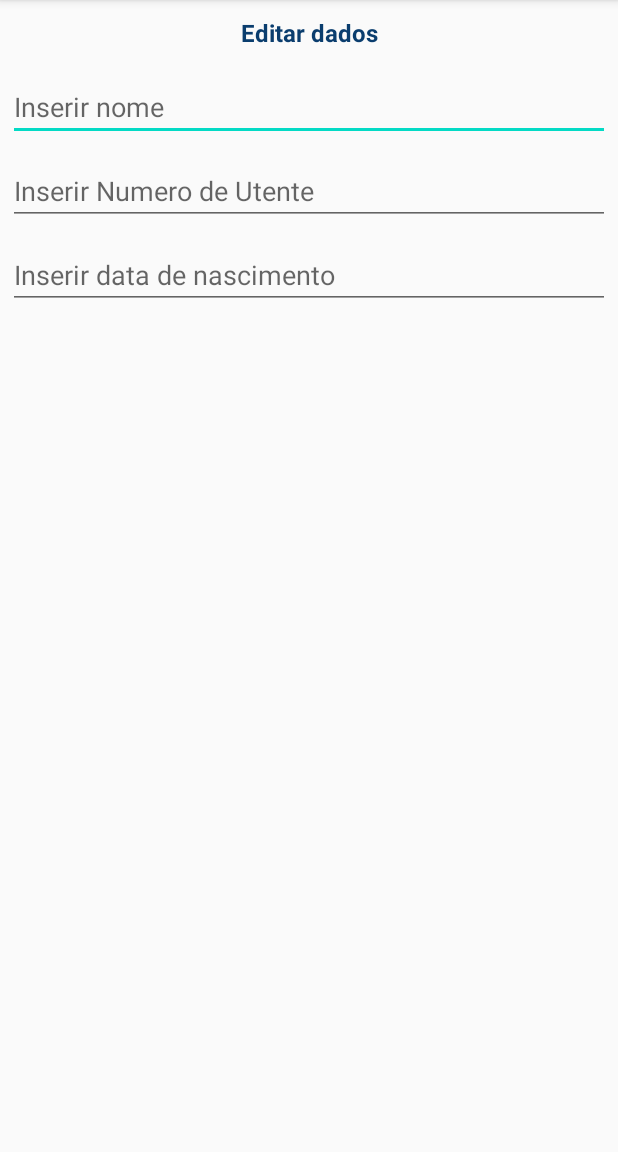
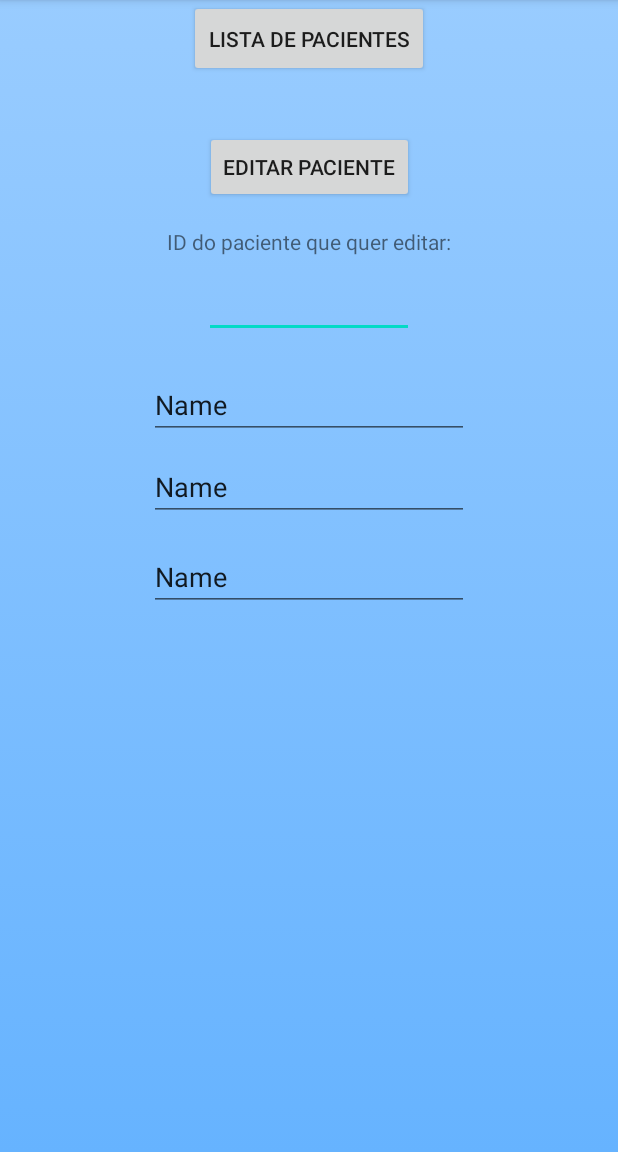
Before and after one commit to joaomftorres/AppTriagem, an Android app: the screen it shows after launch (ActivityPacientes), after a tap on "PACIENTES", on a phone screen of 412 x 824 dp, the part 84-1236 px from its top. Run offline under Robolectric (Android 15) with nearby library versions, the phone set to English and light mode, and no system bars; Roboto replaces fonts that are not available here.

Commit message:
Eliminadas activities desnecessárias ao Projeto Alterações na Database Helper
Implementação de parte do CRUD, a app insere, visualiza e edita os pacientes

```diff
--- a/app/src/main/java/pt/ipg/apptriagem/ActivityPacientes.java
+++ b/app/src/main/java/pt/ipg/apptriagem/ActivityPacientes.java
@@ -1,12 +1,18 @@
 package pt.ipg.apptriagem;
 
+import androidx.appcompat.app.AlertDialog;
 import androidx.appcompat.app.AppCompatActivity;
 import androidx.recyclerview.widget.DefaultItemAnimator;
 import androidx.recyclerview.widget.LinearLayoutManager;
 import androidx.recyclerview.widget.RecyclerView;
 
+import android.content.Intent;
+import android.database.Cursor;
 import android.database.SQLException;
 import android.os.Bundle;
+import android.view.View;
+import android.widget.Button;
+import android.widget.EditText;
 import android.widget.TextView;
 import android.widget.Toast;
 
@@ -15,29 +21,87 @@ import java.util.List;
 
 public class ActivityPacientes extends AppCompatActivity {
 
-    private List<Data> notesList = new ArrayList<>();
-    private RecyclerView recyclerView;
-    DatabaseHelper db;
-    public static NotesAdapter mAdapter1;
+    DatabaseHelper mydb;
+    Button buttonVer;
+    Button buttonUpdate;
+    EditText editTextInserirID;
+    EditText editTextNomeUtente, editTextIdade, editTextNumeroUtente;
+
 
     @Override
     protected void onCreate(Bundle savedInstanceState) {
         super.onCreate(savedInstanceState);
         setContentView(R.layout.activity_pacientes);
-        recyclerView = findViewById(R.id.recyclerview);
-        //where you use object of databasehelper (db)
-        //you have to initialize it.
-        db = new DatabaseHelper(this);
-        //get all data from database and store in list (noteslist)
-        //then pass to recyclerview.
 
-        notesList.addAll(db.getAllDataFromDb());
-        mAdapter1 = new NotesAdapter(this, notesList);
-        RecyclerView.LayoutManager mLayoutManager = new LinearLayoutManager(getApplicationContext());
-        recyclerView.setLayoutManager(mLayoutManager);
-        recyclerView.setItemAnimator(new DefaultItemAnimator());
-        recyclerView.setAdapter(mAdapter1);
+        mydb = new DatabaseHelper(this);
+
+        editTextNomeUtente = (EditText) findViewById(R.id.editTextNomeUtente);
+        editTextIdade = (EditText) findViewById(R.id.editTextIdade);
+        editTextNumeroUtente = (EditText) findViewById(R.id.editTextNumeroUtente);
+        editTextInserirID = (EditText) findViewById(R.id.editTextInserirID);
+        buttonVer = (Button) findViewById(R.id.buttonVer);
+        buttonUpdate = (Button) findViewById(R.id.buttonUpdate);
+        viewAll();
+        UpdateData();
+    }
+
+    public void UpdateData(){
+        buttonUpdate.setOnClickListener(
+                new View.OnClickListener() {
+                    @Override
+                    public void onClick(View v) {
+                        boolean isUpdated = mydb.updateData(editTextInserirID.getText().toString(),
+                                editTextNomeUtente.getText().toString(),
+                                editTextIdade.getText().toString(),
+                                editTextNumeroUtente.getText().toString());
+                        if(isUpdated == true) {
+                            Toast.makeText(ActivityPacientes.this, "Dados Alterados",Toast.LENGTH_LONG).show();
+                        }
+                        else
+                            Toast.makeText(ActivityPacientes.this, "Falha na Alteração",Toast.LENGTH_LONG).show();
+                    }
+                }
+        );
+    }
 
 
+    public void buttontriagem(View view) {
+
+        Intent intenttriagem = new Intent(this, ActivityTriagens.class);
+
+        startActivity(intenttriagem);
+    }
+
+    public void viewAll () {
+
+        buttonVer.setOnClickListener(
+                new View.OnClickListener() {
+                    @Override
+                    public void onClick(View v) {
+                        Cursor res = mydb.getAllData();
+                        if(res.getCount() == 0){
+                            showMessage("Erro", "Não existem dados");
+                            return;
+                        }
+                        StringBuffer buffer = new StringBuffer();
+                        while(res.moveToNext()){
+                            buffer.append("ID :"+ res.getString(0)+"\n");
+                            buffer.append("Nome :"+ res.getString(1)+"\n");
+                            buffer.append("Numero de Utente :"+ res.getString(2)+"\n");
+                            buffer.append("Idade :"+ res.getString(3)+"\n\n");
+                        }
+
+                        showMessage("Dados", buffer.toString());
+                    }
+                }
+        );
+    }
+
+    public void showMessage(String title, String message){
+        AlertDialog.Builder builder = new AlertDialog.Builder(this);
+        builder.setCancelable(true);
+        builder.setTitle(title);
+        builder.setMessage(message);
+        builder.show();
     }
 }
--- a/app/src/main/java/pt/ipg/apptriagem/DatabaseHelper.java
+++ b/app/src/main/java/pt/ipg/apptriagem/DatabaseHelper.java
@@ -6,81 +6,67 @@ import android.database.Cursor;
 import android.database.sqlite.SQLiteDatabase;
 import android.database.sqlite.SQLiteOpenHelper;
 
+import java.sql.SQLInput;
 import java.util.ArrayList;
 import java.util.List;
 
 public class DatabaseHelper extends SQLiteOpenHelper {
 
+    private static final String DATABASE_NAME = "covid.db";
+    private static final String TABLE_NAME = "Pacientes_table";
+    private static final String COL_1 = "ID";
+    private static final String COL_2 = "NOME";
+    private static final String COL_3 = "NUMEROUTENTE";
+    private static final String COL_4 = "IDADE";
 
 
-    private static final int DATABASE_VERSION = 99;
-    private static final String DATABASE_NAME = "covid";
+    public DatabaseHelper(Context context) {
+        super(context, DATABASE_NAME, null, 1);
 
-    public DatabaseHelper(Context context) {
-        super(context, DATABASE_NAME, null, DATABASE_VERSION);
     }
+
     @Override
     public void onCreate(SQLiteDatabase db) {
+        db.execSQL("create table " + TABLE_NAME +" (ID INTEGER PRIMARY KEY AUTOINCREMENT, NOME TEXT, NUMEROUTENTE TEXT, IDADE INTEGER)");
 
-        db.execSQL(Data.CREATE_TABLE);
-        //db.execSQL(DataSintomas.CREATE_TABLE2);
 
     }
 
     @Override
     public void onUpgrade(SQLiteDatabase db, int oldVersion, int newVersion) {
+        db.execSQL("DROP TABLE IF EXISTS "+TABLE_NAME);
+        onCreate(db);
+    }
+
+    public boolean insertData(String nome, String nutente, String idade){
+        SQLiteDatabase db = this.getWritableDatabase();
+        ContentValues contentValues = new ContentValues();
+        contentValues.put(COL_2, nome);
+        contentValues.put(COL_3, nutente);
+        contentValues.put(COL_4, idade);
+        long result = db.insert(TABLE_NAME, null, contentValues);
+
+        if(result == -1)
+            return false;
+        else
+            return true;
 
     }
 
-    public long insertDataPaciente(String nome,String nutente, String idade){
-
-        SQLiteDatabase db=this.getWritableDatabase();
-        ContentValues values=new ContentValues();
-        values.put("Nome",nome);
-        values.put("Numero de Utente",nutente);
-        values.put("Idade",idade);
-        long id=db.insert("Pacientes",null,values);
-        db.close();
-        return id;
+    public Cursor getAllData(){
+        SQLiteDatabase db = this.getWritableDatabase();
+        Cursor res = db.rawQuery("select * from "+ TABLE_NAME, null);
+        return res;
     }
 
-    public List<Data> getAllDataFromDb(){
-        List<Data> notes = new ArrayList<>();
-        String selectQuery = "SELECT  * FROM " + "Pacientes" ;
+    public boolean updateData(String id, String nome, String nutente, String idade){
         SQLiteDatabase db = this.getWritableDatabase();
-        Cursor cursor = db.rawQuery(selectQuery, null);
-        if (cursor.moveToFirst()) {
-            do {
-                Data note = new Data();
-                note.setId(cursor.getInt(cursor.getColumnIndex("Id")));
-                note.setNome(cursor.getString(cursor.getColumnIndex("Nome")));
-                note.setNutente(cursor.getString(cursor.getColumnIndex("Numero de Utente")));
-                note.setIdade(cursor.getString(cursor.getColumnIndex("Idade")));
-                notes.add(note);
-            } while (cursor.moveToNext());
-        }
-        db.close();
-        return notes;
-    }
-
-    public int updateNote(Data note) {
-        SQLiteDatabase db = this.getWritableDatabase();
-
-        ContentValues values = new ContentValues();
-        values.put("Nome", note.getNome());
-        values.put("Numero de Utente", note.getNutente());
-        values.put("Idade", note.getIdade());
-
-        // updating row
-        return db.update("Pacientes", values, "Id" + " = ?",
-                new String[]{String.valueOf(note.getId())});
-    }
-
-
-    public void deleteNote(Data note) {
-        SQLiteDatabase db = this.getWritableDatabase();
-        db.delete("Pacientes", "Id" + " = ?",
-                new String[]{String.valueOf(note.getId())});
-        db.close();
+        ContentValues contentValues = new ContentValues();
+        contentValues.put(COL_1, id);
+        contentValues.put(COL_2, nome);
+        contentValues.put(COL_3, nutente);
+        contentValues.put(COL_4, idade);
+        db.update(TABLE_NAME, contentValues, "id = ?", new String[] { id });
+        return true;
     }
 }
--- a/app/src/main/java/pt/ipg/apptriagem/MainActivity.java
+++ b/app/src/main/java/pt/ipg/apptriagem/MainActivity.java
@@ -1,8 +1,10 @@
 package pt.ipg.apptriagem;
 
+import androidx.appcompat.app.AlertDialog;
 import androidx.appcompat.app.AppCompatActivity;
 
 import android.content.Intent;
+import android.database.Cursor;
 import android.os.Bundle;
 import android.view.View;
 import android.widget.Button;
@@ -10,10 +12,18 @@ import android.widget.Button;
 
 public class MainActivity extends AppCompatActivity {
 
+    DatabaseHelper mydb;
+    Button buttonpacientes;
+
     @Override
     protected void onCreate(Bundle savedInstanceState) {
         super.onCreate(savedInstanceState);
         setContentView(R.layout.activity_main);
+
+        mydb = new DatabaseHelper(this);
+
+        buttonpacientes = (Button) findViewById(R.id.buttonpacientes);
+        //viewAll();
     }
 
     public void buttontriagem(View view) {
@@ -23,10 +33,43 @@ public class MainActivity extends AppCompatActivity {
         startActivity(intenttriagem);
     }
 
-    public void buttonpacientes (View view) {
+    public void buttonpacientes(View view) {
 
         Intent intentpacientes = new Intent(this, ActivityPacientes.class);
 
         startActivity(intentpacientes);
     }
+
+    /*public void viewAll () {
+
+        buttonpacientes.setOnClickListener(
+                new View.OnClickListener() {
+                    @Override
+                    public void onClick(View v) {
+                        Cursor res = mydb.getAllData();
+                        if(res.getCount() == 0){
+                            showMessage("Erro", "Não existem dados");
+                            return;
+                        }
+                        StringBuffer buffer = new StringBuffer();
+                        while(res.moveToNext()){
+                            buffer.append("ID :"+ res.getString(0)+"\n");
+                            buffer.append("Nome :"+ res.getString(1)+"\n");
+                            buffer.append("Numero de Utente :"+ res.getString(2)+"\n");
+                            buffer.append("Idade :"+ res.getString(3)+"\n\n");
+                        }
+
+                        showMessage("Dados", buffer.toString());
+                    }
+                }
+        );
+    }
+
+    public void showMessage(String title, String message){
+        AlertDialog.Builder builder = new AlertDialog.Builder(this);
+        builder.setCancelable(true);
+        builder.setTitle(title);
+        builder.setMessage(message);
+        builder.show();
+    }*/
 }
--- a/app/src/main/res/layout/activity_pacientes.xml
+++ b/app/src/main/res/layout/activity_pacientes.xml
@@ -4,45 +4,95 @@
     xmlns:tools="http://schemas.android.com/tools"
     android:layout_width="match_parent"
     android:layout_height="match_parent"
+    android:background="@drawable/backgroudgradient"
     android:fillViewport="true">
 
-    <LinearLayout
-        xmlns:android="http://schemas.android.com/apk/res/android"
+    <androidx.constraintlayout.widget.ConstraintLayout
+        android:id="@+id/linearLayout"
         android:layout_width="match_parent"
-        android:orientation="vertical"
         android:layout_height="match_parent">
 
-        <TextView
-            android:layout_width="match_parent"
-            android:text="Editar dados"
-            android:textColor="#0A3D6E"
-            android:textStyle="bold"
-            android:textSize="16sp"
-            android:gravity="center"
-            android:padding="5dp"
-            android:layout_margin="5dp"
-            android:layout_height="wrap_content" />
+        <Button
+            android:id="@+id/buttonVer"
+            android:layout_width="160dp"
+            android:layout_height="51dp"
+            android:text="@string/buttonVer"
+            app:layout_constraintEnd_toEndOf="parent"
+            app:layout_constraintStart_toStartOf="parent"
+            app:layout_constraintTop_toTopOf="parent" />
+
+        <Button
+            android:id="@+id/buttonUpdate"
+            android:layout_width="wrap_content"
+            android:layout_height="wrap_content"
+            android:layout_marginTop="87dp"
+            android:text="@string/buttonUpdate"
+            app:layout_constraintEnd_toEndOf="parent"
+            app:layout_constraintHorizontal_bias="0.5"
+            app:layout_constraintStart_toStartOf="parent"
+            app:layout_constraintTop_toTopOf="parent" />
 
         <EditText
-            android:layout_width="match_parent"
-            android:id="@+id/nomeUpdate"
-            android:hint="Inserir nome"
-            android:layout_margin="5dp"
-            android:layout_height="wrap_content" />
+            android:id="@+id/editTextInserirID"
+            android:layout_width="wrap_content"
+            android:layout_height="wrap_content"
+            android:layout_marginTop="188dp"
+            android:ems="10"
+            android:inputType="textPersonName"
+            android:textSize="12sp"
+            app:layout_constraintEnd_toEndOf="parent"
+            app:layout_constraintHorizontal_bias="0.5"
+            app:layout_constraintStart_toStartOf="parent"
+            app:layout_constraintTop_toTopOf="parent" />
 
         <EditText
-            android:layout_width="match_parent"
-            android:id="@+id/nutenteUpdate"
-            android:hint="Inserir Numero de Utente"
-            android:layout_margin="5dp"
-            android:layout_height="wrap_content" />
+            android:id="@+id/editTextNomeUtente"
+            android:layout_width="wrap_content"
+            android:layout_height="wrap_content"
+            android:layout_marginTop="247dp"
+            android:ems="10"
+            android:inputType="textPersonName"
+            android:text="Name"
+            app:layout_constraintEnd_toEndOf="parent"
+            app:layout_constraintHorizontal_bias="0.5"
+            app:layout_constraintStart_toStartOf="parent"
+            app:layout_constraintTop_toTopOf="parent" />
 
         <EditText
-            android:layout_width="match_parent"
-            android:id="@+id/idadeUpdate"
-            android:hint="Inserir data de nascimento"
-            android:layout_margin="5dp"
-            android:layout_height="wrap_content" />
+            android:id="@+id/editTextNumeroUtente"
+            android:layout_width="wrap_content"
+            android:layout_height="wrap_content"
+            android:layout_marginTop="302dp"
+            android:ems="10"
+            android:inputType="textPersonName"
+            android:text="Name"
+            app:layout_constraintEnd_toEndOf="parent"
+            app:layout_constraintHorizontal_bias="0.5"
+            app:layout_constraintStart_toStartOf="parent"
+            app:layout_constraintTop_toTopOf="parent" />
 
-    </LinearLayout>
+        <EditText
+            android:id="@+id/editTextIdade"
+            android:layout_width="wrap_content"
+            android:layout_height="wrap_content"
+            android:layout_marginTop="362dp"
+            android:ems="10"
+            android:inputType="textPersonName"
+            android:text="Name"
+            app:layout_constraintEnd_toEndOf="parent"
+            app:layout_constraintHorizontal_bias="0.5"
+            app:layout_constraintStart_toStartOf="parent"
+            app:layout_constraintTop_toTopOf="parent" />
+
+        <TextView
+            android:id="@+id/textViewIDPaciente"
+            android:layout_width="wrap_content"
+            android:layout_height="wrap_content"
+            android:layout_marginTop="151dp"
+            android:text="@string/textViewIDPaciente"
+            app:layout_constraintEnd_toEndOf="parent"
+            app:layout_constraintHorizontal_bias="0.5"
+            app:layout_constraintStart_toStartOf="parent"
+            app:layout_constraintTop_toTopOf="parent" />
+    </androidx.constraintlayout.widget.ConstraintLayout>
 </ScrollView>
--- a/app/src/main/res/values/strings.xml
+++ b/app/src/main/res/values/strings.xml
@@ -31,6 +31,12 @@
     <string name="erroNumeroUtente">Erro: O Numero de Utente deve ser contituido por 9 digitos</string>
     <string name="erroIntroduzirIdade">Erro: Introduza a Idade</string>
     <string name="erroIdadeInvalida">Erro: Idade Inválida</string>
+    <string name="buttonVer">Lista de Pacientes</string>
+    <string name="buttonUpdate">Editar Paciente</string>
+    <string name="textViewIDPaciente">ID do paciente que quer editar:</string>
+    <string name="editTextInserirID">Insira o ID do Paciente a editar</string>
+
+
 
     <!-- TODO: Remove or change this placeholder text -->
     <string name="hello_blank_fragment">Hello blank fragment</string>
```
Also changed, not shown: app/src/main/java/pt/ipg/apptriagem/ActivityNovaTriagem.java (+24 -2 lines), app/src/main/java/pt/ipg/apptriagem/AdaptadorPacientes.java (deleted, +0 -68 lines), app/src/main/java/pt/ipg/apptriagem/NotesAdapter.java (deleted, +0 -151 lines), app/src/main/java/pt/ipg/apptriagem/Pacientes.java (deleted, +0 -32 lines), app/src/main/res/layout/activity_recycler_view.xml (deleted, +0 -14 lines), app/src/main/res/layout/data_recycler.xml (deleted, +0 -82 lines).
